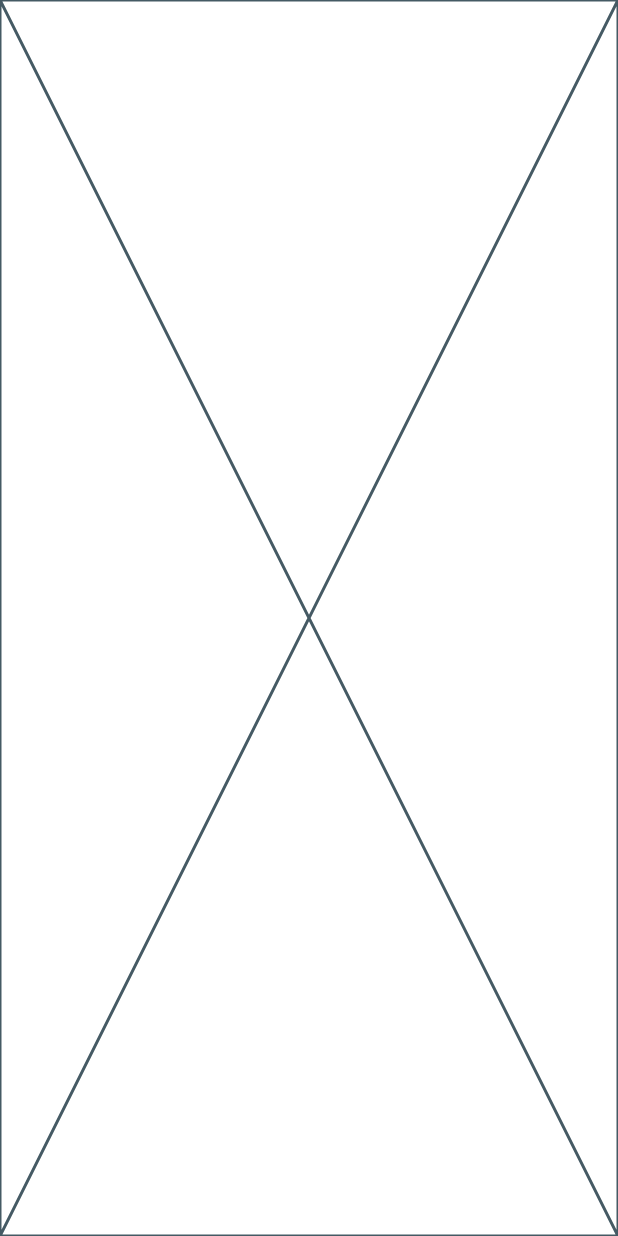
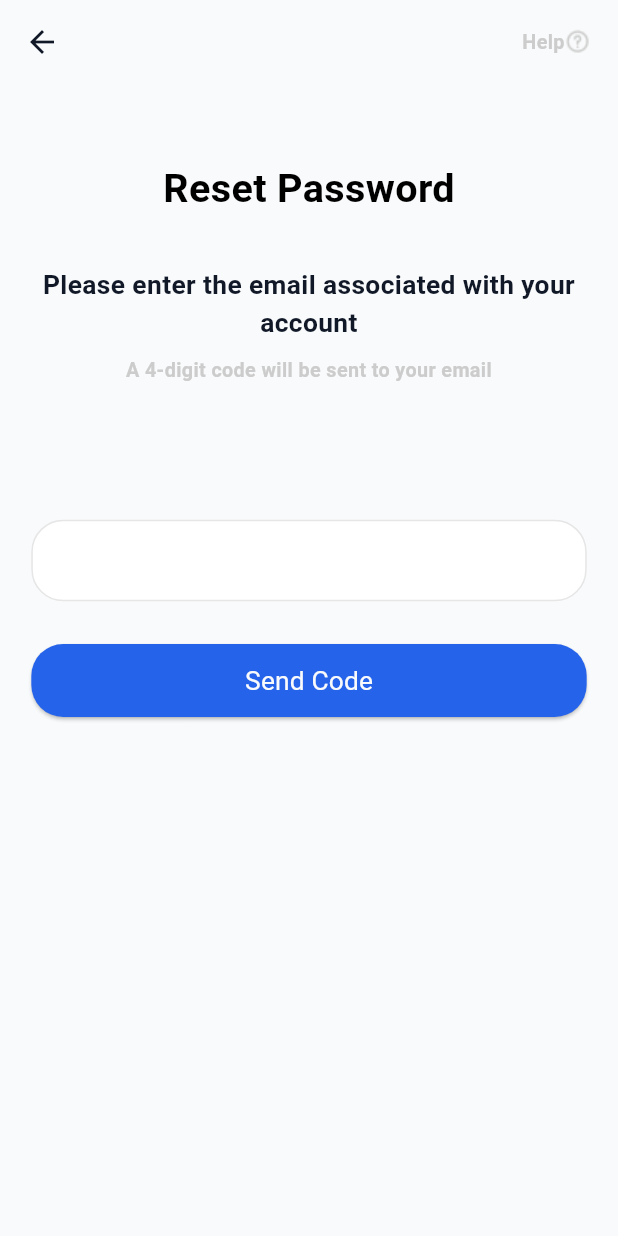
Before and after one commit to 3oraby/san3a_app, a Flutter app: the LoginScreen screen opened by its route, after a tap on "Forgot Password?", on a phone screen of 412 x 824 dp. Run offline on Flutter 3.47's test engine with Material 3 defaults, Android fonts, the phone set to English and light mode, and no system bars; our stand-ins replace connectivity_plus, cookie_jar, dartz, device_preview, dio, dio_cookie_manager and 8 more; accounts and stored records are empty; Roboto replaces fonts that are missing (Cairo); project files that could hold a hidden picture were left out.

Commit message:
feat: make forget password screen

```diff
--- a/lib/core/constants/locale_keys.dart
+++ b/lib/core/constants/locale_keys.dart
@@ -70,4 +70,27 @@ abstract class LocaleKeys {
   static const authLoginForgotPassword = "auth_login.forgot_password";
   static const authLoginCreateNewAccount = "auth_login.create_new_account";
   static const authLoginLoginWithGoogle = "auth_login.login_with_google";
+
+  // forget_password
+  static const authForgetPasswordHelp = "auth_forget_password.help";
+  static const authForgetPasswordResetPassword = "auth_forget_password.reset_password";
+  static const authForgetPasswordEnterEmail = "auth_forget_password.enter_email";
+  static const authForgetPasswordCodeWillBeSent = "auth_forget_password.code_will_be_sent";
+  static const authForgetPasswordSendCode = "auth_forget_password.send_code";
+
+  // verify_otp
+  static const authVerifyOtpHelp = "auth_verify_otp.help";
+  static const authVerifyOtpResetPassword = "auth_verify_otp.reset_password";
+  static const authVerifyOtpEnterOtp = "auth_verify_otp.enter_otp";
+  static const authVerifyOtpCodeSent = "auth_verify_otp.code_sent";
+  static const authVerifyOtpConfirm = "auth_verify_otp.confirm";
+  static const authVerifyOtpResendCode = "auth_verify_otp.resend_code";
+
+  // reset_password
+  static const authResetPasswordHelp = "auth_reset_password.help";
+  static const authResetPasswordResetPassword = "auth_reset_password.reset_password";
+  static const authResetPasswordEnterNewPassword = "auth_reset_password.enter_new_password";
+  static const authResetPasswordPassword = "auth_reset_password.password";
+  static const authResetPasswordConfirmPassword = "auth_reset_password.confirm_password";
+  static const authResetPasswordConfirm = "auth_reset_password.confirm";
 }
--- a/lib/core/utils/app_dark_colors.dart
+++ b/lib/core/utils/app_dark_colors.dart
@@ -15,6 +15,8 @@ class AppDarkColors {
   static const Color labelColor = Color(0xFFBFBFC0);
   static const Color textBackgroundColor = Color(0xFFF9FAFB);
   static const Color textDarkBlueDesignColor = Color(0xFF2563EB);
+  static const Color textTertiaryColor = Color(0xFFCCCCCC);
+  static Color textHelperColor = const Color(0xFF6B7280).withValues(alpha: 0.5);
 
   // button colors
   static const Color buttonBackgroundColor = Color(0xFF1E1E1E);
--- a/lib/core/utils/app_images.dart
+++ b/lib/core/utils/app_images.dart
@@ -1,4 +1,5 @@
 class AppImages {
   static const String initialAuthLogo = "assets/images/initial_auth_logo.png";
   static const String googleLogo = "assets/images/google_logo.png";
+  static const String questionMarkIcon = 'assets/images/question_mark_icon.png';
 }
--- a/lib/core/utils/app_light_colors.dart
+++ b/lib/core/utils/app_light_colors.dart
@@ -14,6 +14,8 @@ class AppLightColors {
   static const Color labelColor = Color(0xFFBFBFC0);
   static const Color textBackgroundColor = Color(0xFFF9FAFB);
   static const Color textDarkBlueDesignColor = Color(0xFF011632);
+  static const Color textTertiaryColor = Color(0xFFCCCCCC);
+  static Color textHelperColor = const Color(0xFF6B7280).withValues(alpha: 0.5);
 
   // button colors
   static const Color buttonBackgroundColor = Color(0xFFF9FAFB);
--- a/lib/core/utils/app_themes.dart
+++ b/lib/core/utils/app_themes.dart
@@ -11,10 +11,12 @@ class AppTheme {
     primaryColor: AppLightColors.primaryColor,
     scaffoldBackgroundColor: AppLightColors.scaffoldBackgroundColor,
     dividerColor: AppLightColors.dividerColor,
-    extensions: const [
+    extensions: [
       TextPalette(
         primaryColor: AppLightColors.textPrimaryColor,
         secondaryColor: AppLightColors.textSecondaryColor,
+        tertiaryColor: AppLightColors.textTertiaryColor,
+        helperColor: AppLightColors.textHelperColor,
         headingColor: AppLightColors.headingColor,
         paragraphColor: AppLightColors.paragraphColor,
         labelColor: AppLightColors.labelColor,
@@ -75,10 +77,12 @@ class AppTheme {
     primaryColor: AppDarkColors.primaryColor,
     scaffoldBackgroundColor: AppDarkColors.scaffoldBackgroundColor,
     dividerColor: AppDarkColors.dividerColor,
-    extensions: const [
+    extensions: [
       TextPalette(
         primaryColor: AppDarkColors.textPrimaryColor,
         secondaryColor: AppDarkColors.textSecondaryColor,
+        tertiaryColor: AppDarkColors.textTertiaryColor,
+        helperColor: AppDarkColors.textHelperColor,
         headingColor: AppDarkColors.headingColor,
         paragraphColor: AppDarkColors.paragraphColor,
         labelColor: AppDarkColors.labelColor,
--- a/lib/core/utils/text_palette.dart
+++ b/lib/core/utils/text_palette.dart
@@ -4,6 +4,8 @@ import 'package:flutter/material.dart';
 class TextPalette extends ThemeExtension<TextPalette> {
   final Color primaryColor;
   final Color secondaryColor;
+  final Color tertiaryColor;
+  final Color helperColor;
   final Color headingColor;
   final Color paragraphColor;
   final Color labelColor;
@@ -14,6 +16,8 @@ class TextPalette extends ThemeExtension<TextPalette> {
   const TextPalette({
     required this.primaryColor,
     required this.secondaryColor,
+    required this.tertiaryColor,
+    required this.helperColor,
     required this.headingColor,
     required this.paragraphColor,
     required this.labelColor,
@@ -26,6 +30,8 @@ class TextPalette extends ThemeExtension<TextPalette> {
   TextPalette copyWith({
     Color? primaryColor,
     Color? secondaryColor,
+    Color? tertiaryColor,
+    Color? helperColor,
     Color? headingColor,
     Color? paragraphColor,
     Color? labelColor,
@@ -36,6 +42,8 @@ class TextPalette extends ThemeExtension<TextPalette> {
     return TextPalette(
       primaryColor: primaryColor ?? this.primaryColor,
       secondaryColor: secondaryColor ?? this.secondaryColor,
+      tertiaryColor: tertiaryColor ?? this.tertiaryColor,
+      helperColor: helperColor ?? this.helperColor,
       headingColor: headingColor ?? this.headingColor,
       paragraphColor: paragraphColor ?? this.paragraphColor,
       labelColor: labelColor ?? this.labelColor,
@@ -54,6 +62,8 @@ class TextPalette extends ThemeExtension<TextPalette> {
     return TextPalette(
       primaryColor: Color.lerp(primaryColor, other.primaryColor, t)!,
       secondaryColor: Color.lerp(secondaryColor, other.secondaryColor, t)!,
+      tertiaryColor: Color.lerp(tertiaryColor, other.tertiaryColor, t)!,
+      helperColor: Color.lerp(helperColor, other.helperColor, t)!,
       headingColor: Color.lerp(headingColor, other.headingColor, t)!,
       paragraphColor: Color.lerp(paragraphColor, other.paragraphColor, t)!,
       labelColor: Color.lerp(labelColor, other.labelColor, t)!,
--- /dev/null
+++ b/lib/core/widgets/back_help_app_bar.dart
@@ -0,0 +1,56 @@
+import 'package:easy_localization/easy_localization.dart';
+import 'package:flutter/material.dart';
+import 'package:flutter_screenutil/flutter_screenutil.dart';
+import 'package:san3a_app/core/constants/locale_keys.dart';
+import 'package:san3a_app/core/utils/app_images.dart';
+import 'package:san3a_app/core/utils/app_text_styles.dart';
+import 'package:san3a_app/core/utils/text_palette.dart';
+
+class BackHelpAppBar extends StatelessWidget implements PreferredSizeWidget {
+  final VoidCallback? onBackPressed;
+  final VoidCallback? onHelpPressed;
+  final String helpText;
+
+  const BackHelpAppBar({
+    super.key,
+    this.onBackPressed,
+    this.onHelpPressed,
+    this.helpText = LocaleKeys.authForgetPasswordHelp,
+  });
+
+  @override
+  Widget build(BuildContext context) {
+    final textPalette = Theme.of(context).extension<TextPalette>()!;
+
+    return AppBar(
+      backgroundColor: Colors.transparent,
+      surfaceTintColor: Colors.transparent,
+      elevation: 0,
+      leading: IconButton(
+        onPressed: onBackPressed ?? () => Navigator.pop(context),
+        icon: Icon(Icons.arrow_back, color: textPalette.headingColor),
+      ),
+      actionsPadding: EdgeInsetsDirectional.only(end: 16.w),
+      actions: [
+        GestureDetector(
+          onTap: onHelpPressed,
+          child: Row(
+            children: [
+              Text(
+                helpText.tr(),
+                style: AppTextStyles.getTextStyle(12).copyWith(
+                  fontWeight: FontWeight.bold,
+                  color: textPalette.tertiaryColor,
+                ),
+              ),
+              Image.asset(AppImages.questionMarkIcon),
+            ],
+          ),
+        ),
+      ],
+    );
+  }
+
+  @override
+  Size get preferredSize => Size.fromHeight(60.h);
+}
--- a/lib/core/widgets/custom_button.dart
+++ b/lib/core/widgets/custom_button.dart
@@ -12,7 +12,7 @@ class CustomButton extends StatelessWidget {
     this.textColor,
     this.height = 48,
     this.width,
-    this.borderRadius = 8,
+    this.borderRadius = 21,
     this.borderWidth = 1,
     this.textFontSize = 16,
     this.isOutline = false,
--- a/lib/features/auth/presentation/screens/forget_password_screen.dart
+++ b/lib/features/auth/presentation/screens/forget_password_screen.dart
@@ -1,10 +1,14 @@
-import 'package:flutter/widgets.dart';
+import 'package:flutter/material.dart';
+import 'package:san3a_app/core/widgets/back_help_app_bar.dart';
+import 'package:san3a_app/features/auth/presentation/widgets/forget_password_body.dart';
 
 class ForgetPasswordScreen extends StatelessWidget {
   const ForgetPasswordScreen({super.key});
 
   @override
   Widget build(BuildContext context) {
-    return const Placeholder();
+    return const SafeArea(
+      child: Scaffold(appBar: BackHelpAppBar(), body: ForgetPasswordBody()),
+    );
   }
 }
--- /dev/null
+++ b/lib/features/auth/presentation/widgets/forget_password_body.dart
@@ -0,0 +1,61 @@
+import 'package:easy_localization/easy_localization.dart';
+import 'package:flutter/material.dart';
+import 'package:flutter/widgets.dart';
+import 'package:flutter_screenutil/flutter_screenutil.dart';
+import 'package:san3a_app/core/constants/locale_keys.dart';
+import 'package:san3a_app/core/utils/app_text_styles.dart';
+import 'package:san3a_app/core/utils/text_palette.dart';
+import 'package:san3a_app/core/widgets/custom_button.dart';
+import 'package:san3a_app/core/widgets/custom_text_form_field.dart';
+import 'package:san3a_app/core/widgets/vertical_gap.dart';
+
+class ForgetPasswordBody extends StatelessWidget {
+  const ForgetPasswordBody({super.key});
+
+  @override
+  Widget build(BuildContext context) {
+    final textPalette = Theme.of(context).extension<TextPalette>()!;
+
+    return Padding(
+      padding: EdgeInsets.symmetric(vertical: 45.h, horizontal: 19.w),
+      child: Center(
+        child: Column(
+          children: [
+            Text(
+              LocaleKeys.authForgetPasswordResetPassword.tr(),
+              style: AppTextStyles.getTextStyle(24).copyWith(
+                fontWeight: FontWeight.w700,
+                color: textPalette.primaryColor,
+              ),
+            ),
+            const VerticalGap(32),
+            Text(
+              LocaleKeys.authForgetPasswordEnterEmail.tr(),
+              textAlign: TextAlign.center,
+              style: AppTextStyles.getTextStyle(16).copyWith(
+                fontWeight: FontWeight.bold,
+                color: textPalette.headingColor,
+              ),
+            ),
+            const VerticalGap(10),
+            Text(
+              LocaleKeys.authForgetPasswordCodeWillBeSent.tr(),
+              textAlign: TextAlign.center,
+              style: AppTextStyles.getTextStyle(12).copyWith(
+                fontWeight: FontWeight.bold,
+                color: textPalette.tertiaryColor,
+              ),
+            ),
+            const VerticalGap(89),
+            const CustomTextFormField(),
+            const VerticalGap(28),
+            CustomButton(
+              onPressed: () {},
+              text: LocaleKeys.authForgetPasswordSendCode.tr(),
+            ),
+          ],
+        ),
+      ),
+    );
+  }
+}
--- a/lib/features/auth/presentation/widgets/initial_auth_body.dart
+++ b/lib/features/auth/presentation/widgets/initial_auth_body.dart
@@ -45,6 +45,7 @@ class InitialAuthBody extends StatelessWidget {
             children: [
               CustomButton(
                 text: LocaleKeys.authInitialLoginButton.tr(),
+                borderRadius: 8,
                 onPressed: () {
                   Navigator.pushNamed(context, Routes.loginScreen);
                 },
@@ -55,6 +56,7 @@ class InitialAuthBody extends StatelessWidget {
                 backgroundColor: Theme.of(context).scaffoldBackgroundColor,
                 textColor: Theme.of(context).primaryColor,
                 isOutline: true,
+                borderRadius: 8,
                 onPressed: () {
                   Navigator.pushNamed(context, Routes.signUpScreen);
                 },
--- a/lib/features/auth/presentation/widgets/login_body.dart
+++ b/lib/features/auth/presentation/widgets/login_body.dart
@@ -132,7 +132,6 @@ class _LoginBodyState extends State<LoginBody> {
                 CustomButton(
                   text: LocaleKeys.authLoginLogin.tr(),
                   textColor: textPalette.contentBackgroundColor,
-                  borderRadius: 21,
                   onPressed: submitLoginForm,
                   isDisabled: !isButtonEnabled,
                 ),
```
Also changed, not shown: assets/translations/ar.json (+23 -0 lines), assets/translations/en.json (+23 -0 lines), evalcodefiles.json (+68 -14 lines), assets/images/question_mark_icon.png (added).
